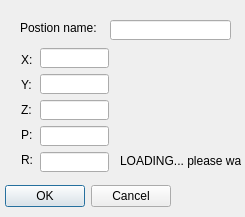
Qt form createcoordinates.ui (dexter299792458/ATS) before a commit.
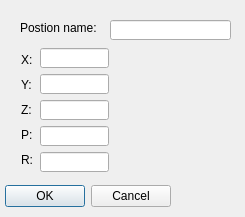
The same form after that commit.

What changed in the file:
```diff
--- a/createcoordinates.ui
+++ b/createcoordinates.ui
@@ -170,19 +170,6 @@
     <string>Postion name:</string>
    </property>
   </widget>
-  <widget class="QLabel" name="Loading">
-   <property name="geometry">
-    <rect>
-     <x>120</x>
-     <y>140</y>
-     <width>121</width>
-     <height>41</height>
-    </rect>
-   </property>
-   <property name="text">
-    <string>LOADING... please wait</string>
-   </property>
-  </widget>
  </widget>
  <resources/>
  <connections>
```
